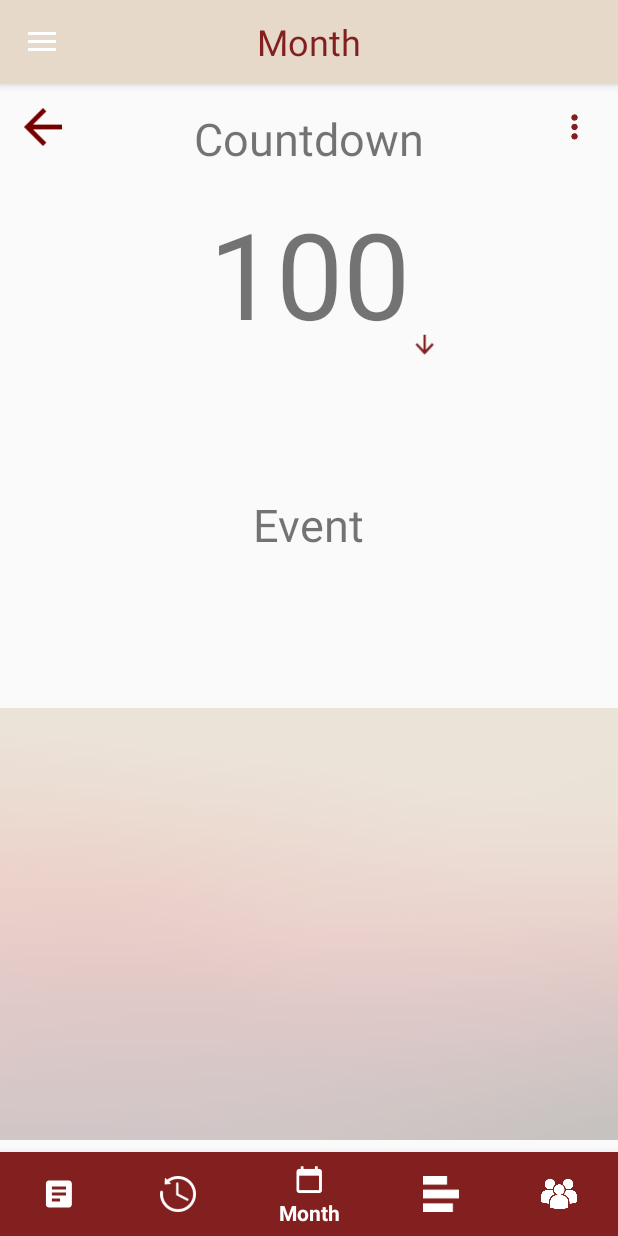
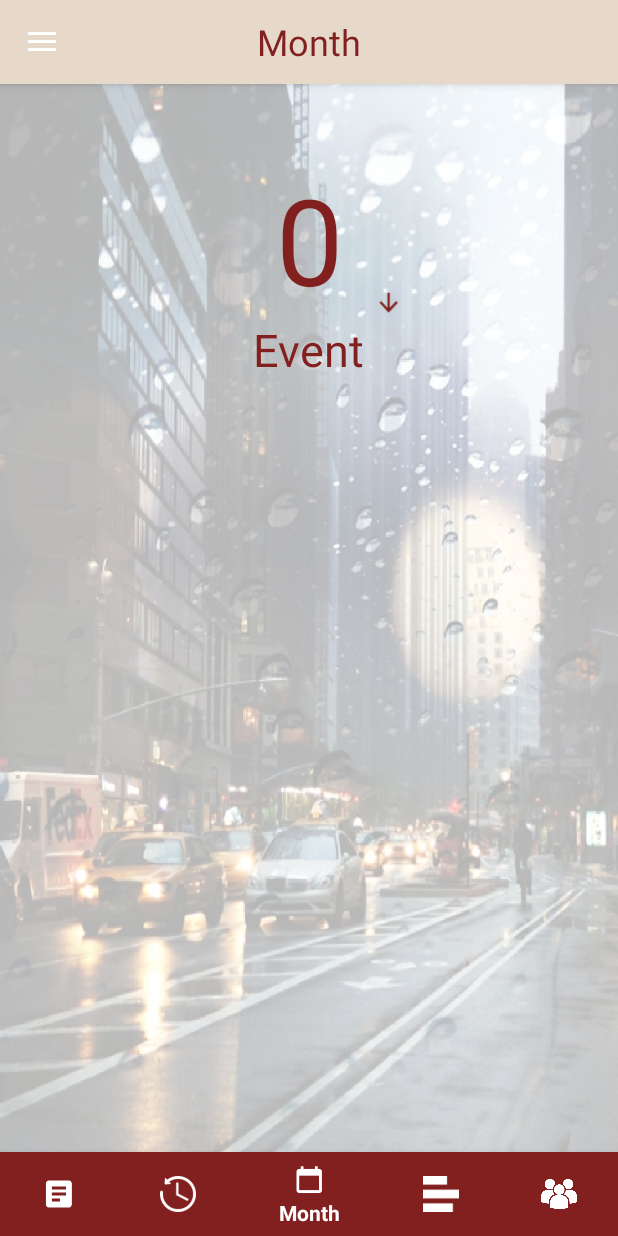
Before and after one commit to jtr860830/LifePrint-AndroidApp, an Android app: the fragment count placed in its activity, on a phone screen of 412 x 824 dp. Run offline under Robolectric (Android 15) with nearby library versions, the phone set to English and light mode, and no system bars.

Commit message:
countdown

```diff
--- a/app/src/main/res/layout/activity_group_setting.xml
+++ b/app/src/main/res/layout/activity_group_setting.xml
@@ -15,14 +15,14 @@
         android:gravity="center"
         android:text="Group Settings"
         android:textColor="@color/darkRed"
-        android:textSize="24sp"
+        android:textSize="20dp"
         app:layout_constraintEnd_toEndOf="parent"
         app:layout_constraintStart_toStartOf="parent"
         app:layout_constraintTop_toTopOf="parent" />
 
     <ImageButton
         android:id="@+id/gs_back"
-        android:layout_width="25dp"
+        android:layout_width="20dp"
         android:layout_height="25dp"
         android:layout_marginLeft="16dp"
         android:layout_marginStart="16dp"
@@ -39,7 +39,7 @@
         android:layout_height="25dp"
         android:layout_marginEnd="16dp"
         android:layout_marginRight="16dp"
-        android:layout_marginTop="14dp"
+        android:layout_marginTop="16dp"
         android:background="@android:color/transparent"
         android:scaleType="centerInside"
         app:layout_constraintEnd_toEndOf="parent"
--- a/app/src/main/res/layout/activity_personal_settings.xml
+++ b/app/src/main/res/layout/activity_personal_settings.xml
@@ -14,14 +14,14 @@
         android:gravity="center"
         android:text="Personal Settings"
         android:textColor="@color/darkRed"
-        android:textSize="24sp"
+        android:textSize="20dp"
         app:layout_constraintEnd_toEndOf="parent"
         app:layout_constraintStart_toStartOf="parent"
         app:layout_constraintTop_toTopOf="parent" />
 
     <ImageButton
         android:id="@+id/ps_back"
-        android:layout_width="25dp"
+        android:layout_width="20dp"
         android:layout_height="25dp"
         android:layout_marginLeft="16dp"
         android:layout_marginStart="16dp"
@@ -38,7 +38,7 @@
         android:layout_height="25dp"
         android:layout_marginEnd="16dp"
         android:layout_marginRight="16dp"
-        android:layout_marginTop="14dp"
+        android:layout_marginTop="16dp"
         android:background="@android:color/transparent"
         android:scaleType="centerInside"
         app:layout_constraintEnd_toEndOf="parent"
--- a/app/src/main/res/layout/fragment_count.xml
+++ b/app/src/main/res/layout/fragment_count.xml
@@ -11,101 +11,58 @@
         android:layout_width="match_parent"
         android:layout_height="match_parent">
 
-        <ImageButton
-            android:id="@+id/imageButton4"
-            android:layout_width="25dp"
-            android:layout_height="25dp"
-            android:layout_marginLeft="16dp"
-            android:layout_marginStart="16dp"
-            android:layout_marginTop="16dp"
-            android:background="@android:color/transparent"
-            android:scaleType="centerInside"
-            android:src="@drawable/verification_back"
+        <LinearLayout
+            android:id="@+id/linearLayout"
+            android:layout_width="match_parent"
+            android:layout_height="match_parent"
+            android:background="@drawable/count_background"
+            android:orientation="vertical"
+            app:layout_constraintBottom_toBottomOf="parent"
+            app:layout_constraintEnd_toEndOf="parent"
             app:layout_constraintStart_toStartOf="parent"
-            app:layout_constraintTop_toTopOf="parent" />
-
-        <ImageButton
-            android:id="@+id/imageButton5"
-            android:layout_width="25dp"
-            android:layout_height="25dp"
-            android:layout_marginEnd="16dp"
-            android:layout_marginRight="16dp"
-            android:layout_marginTop="16dp"
-            android:background="@android:color/transparent"
-            android:scaleType="centerInside"
-            android:src="@drawable/moreicon"
-            app:layout_constraintEnd_toEndOf="parent"
-            app:layout_constraintTop_toTopOf="parent" />
+            app:layout_constraintTop_toTopOf="parent"></LinearLayout>
 
         <TextView
-            android:id="@+id/textView2"
-            android:layout_width="wrap_content"
-            android:layout_height="wrap_content"
-            android:layout_marginEnd="8dp"
-            android:layout_marginLeft="8dp"
-            android:layout_marginRight="8dp"
-            android:layout_marginStart="8dp"
-            android:layout_marginTop="16dp"
-            android:gravity="center"
-            android:text="Countdown"
-            android:textSize="30sp"
-            app:layout_constraintEnd_toStartOf="@+id/imageButton5"
-            app:layout_constraintStart_toEndOf="@+id/imageButton4"
-            app:layout_constraintTop_toTopOf="parent" />
-
-        <TextView
-            android:id="@+id/textView3"
+            android:id="@+id/count_day"
             android:layout_width="wrap_content"
             android:layout_height="wrap_content"
             android:layout_marginEnd="122dp"
             android:layout_marginLeft="122dp"
             android:layout_marginRight="122dp"
             android:layout_marginStart="122dp"
-            android:layout_marginTop="16dp"
-            android:text="100"
+            android:layout_marginTop="50dp"
+            android:text="0"
+            android:textColor="@color/darkRed"
             android:textSize="80sp"
             app:layout_constraintEnd_toEndOf="parent"
             app:layout_constraintStart_toStartOf="parent"
-            app:layout_constraintTop_toBottomOf="@+id/textView2" />
+            app:layout_constraintTop_toTopOf="parent" />
 
         <TextView
-            android:id="@+id/textView4"
+            android:id="@+id/count_event"
             android:layout_width="wrap_content"
             android:layout_height="41dp"
-            android:layout_marginBottom="16dp"
             android:layout_marginEnd="169dp"
             android:layout_marginLeft="169dp"
             android:layout_marginRight="169dp"
             android:layout_marginStart="169dp"
-            android:layout_marginTop="8dp"
             android:text="Event"
+            android:textColor="@color/darkRed"
             android:textSize="30sp"
-            app:layout_constraintBottom_toTopOf="@+id/linearLayout"
             app:layout_constraintEnd_toEndOf="parent"
             app:layout_constraintStart_toStartOf="parent"
-            app:layout_constraintTop_toBottomOf="@+id/textView3" />
+            app:layout_constraintTop_toBottomOf="@+id/count_day" />
 
         <ImageView
             android:id="@+id/imageView5"
-            android:layout_width="20dp"
+            android:layout_width="wrap_content"
             android:layout_height="20dp"
-            android:layout_marginTop="164dp"
+            android:layout_marginLeft="16dp"
+            android:layout_marginStart="16dp"
+            android:layout_marginTop="136dp"
             android:src="@drawable/down2"
-            app:layout_constraintStart_toEndOf="@+id/textView3"
+            app:layout_constraintStart_toEndOf="@+id/count_day"
             app:layout_constraintTop_toTopOf="parent" />
-        <LinearLayout
-            android:id="@+id/linearLayout"
-            android:layout_width="0dp"
-            android:layout_height="288dp"
-            android:layout_marginBottom="8dp"
-            android:background="@drawable/count_background"
-            android:orientation="vertical"
-            app:layout_constraintBottom_toBottomOf="parent"
-            app:layout_constraintEnd_toEndOf="parent"
-            app:layout_constraintStart_toStartOf="parent">
-
-
-        </LinearLayout>
 
     </android.support.constraint.ConstraintLayout>
 
--- a/app/src/main/res/layout/per_set_item.xml
+++ b/app/src/main/res/layout/per_set_item.xml
@@ -44,7 +44,7 @@
 
             <ToggleButton
                 android:id="@+id/toggleButton"
-                android:layout_width="128dp"
+                android:layout_width="112dp"
                 android:layout_height="24dp"
                 android:layout_weight="1"
                 android:background="@drawable/group15"
```
Also changed, not shown: app/src/main/res/layout/fragment_notes.xml (+23 -59 lines), app/src/main/res/drawable/count_background.png.
